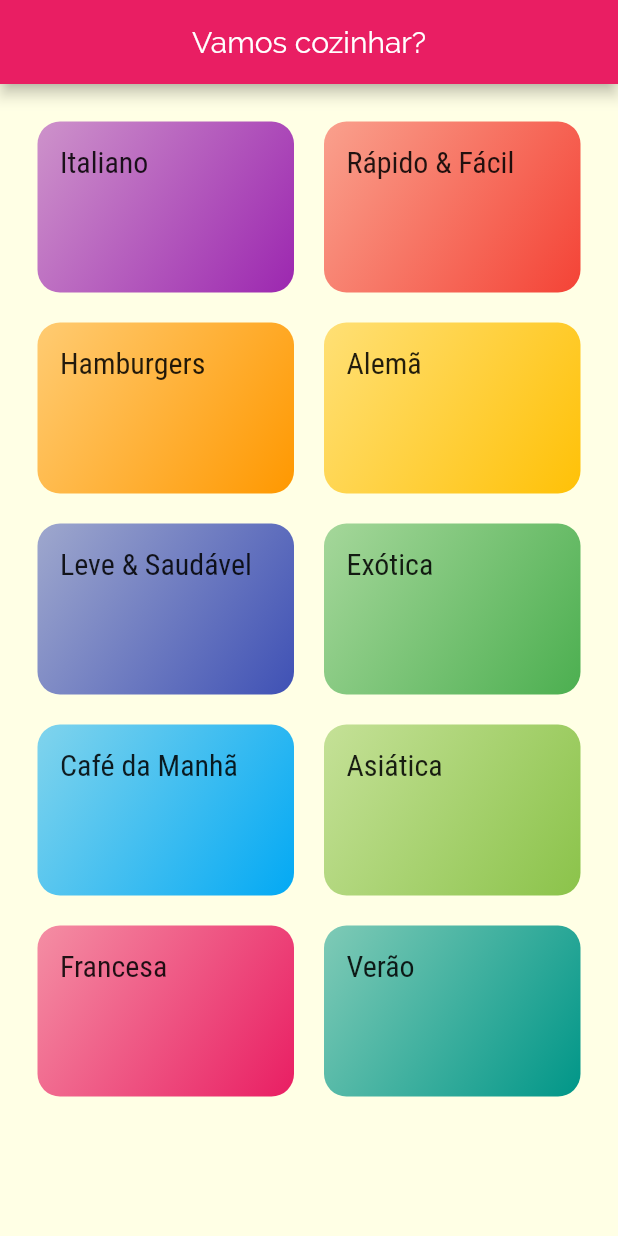
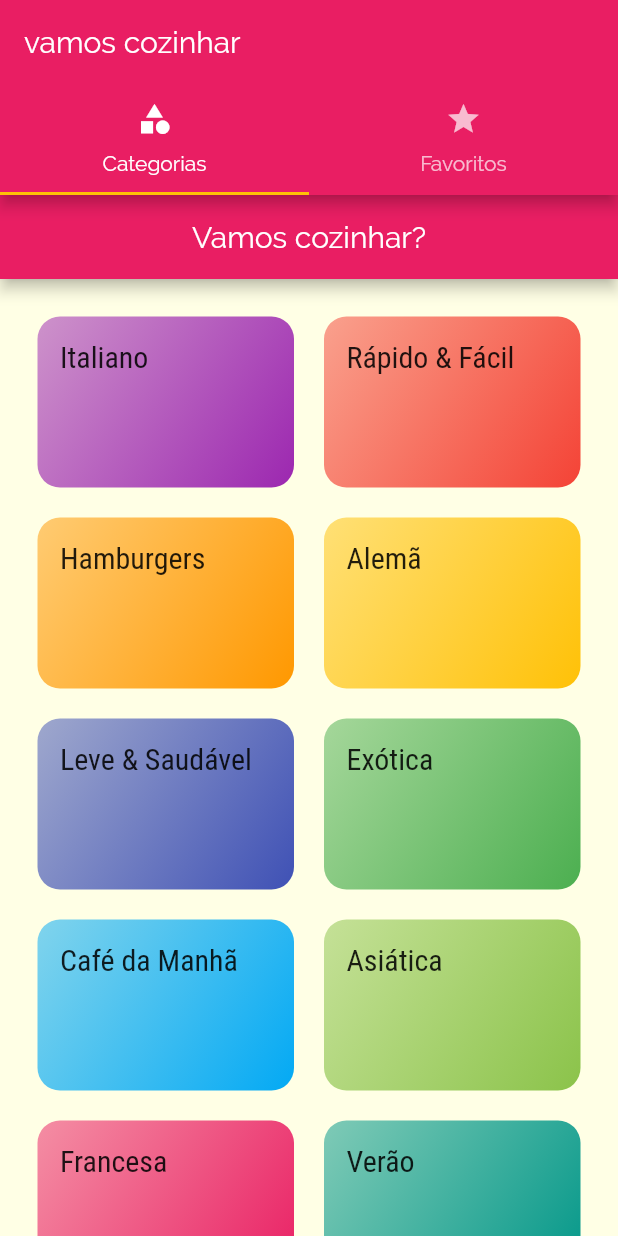
Before and after one commit to neIsonp/meals-app, a Flutter app: the screen it shows after launch, on a phone screen of 412 x 824 dp. Run offline on Flutter 3.47's test engine with Material 2 defaults, Android fonts, the phone set to English and light mode, and no system bars.

```diff
--- a/lib/main.dart
+++ b/lib/main.dart
@@ -3,6 +3,7 @@ import 'package:flutter/material.dart';
 import 'package:meals/screens/categories_meals_screen.dart';
 import 'package:meals/screens/categories_screen.dart';
 import 'package:meals/screens/meal_detail_screen.dart';
+import 'package:meals/screens/tabs_screen.dart';
 import 'package:meals/utils/app_routes.dart';
 
 void main() => runApp(MyApp());
@@ -33,7 +34,7 @@ class MyApp extends StatelessWidget {
         ),
       ),
       routes: {
-        AppRoutes.home: (context) => const CategoriesScreen(),
+        AppRoutes.home: (context) => const TabsScrenn(),
         AppRoutes.categoriesMeals: (context) => CategoriesMealsScreen(),
         AppRoutes.mealDetail: (context) => MealDetailScreen(),
       },
--- /dev/null
+++ b/lib/screens/favourite_screen.dart
@@ -0,0 +1,12 @@
+import 'package:flutter/material.dart';
+
+class FavouriteScreen extends StatelessWidget {
+  const FavouriteScreen({super.key});
+
+  @override
+  Widget build(BuildContext context) {
+    return const Center(
+      child: Text("Minhas refeições favoritas"),
+    );
+  }
+}
--- /dev/null
+++ b/lib/screens/tabs_screen.dart
@@ -0,0 +1,37 @@
+import 'package:flutter/material.dart';
+import 'package:meals/screens/categories_screen.dart';
+import 'package:meals/screens/favourite_screen.dart';
+
+class TabsScrenn extends StatelessWidget {
+  const TabsScrenn({super.key});
+
+  @override
+  Widget build(BuildContext context) {
+    return DefaultTabController(
+      length: 2,
+      child: Scaffold(
+        appBar: AppBar(
+          title: const Text("vamos cozinhar"),
+          bottom: const TabBar(
+            tabs: [
+              Tab(
+                icon: Icon(Icons.category),
+                text: "Categorias",
+              ),
+              Tab(
+                icon: Icon(Icons.star),
+                text: "Favoritos",
+              ),
+            ],
+          ),
+        ),
+        body: const TabBarView(
+          children: [
+            CategoriesScreen(),
+            FavouriteScreen(),
+          ],
+        ),
+      ),
+    );
+  }
+}
```
